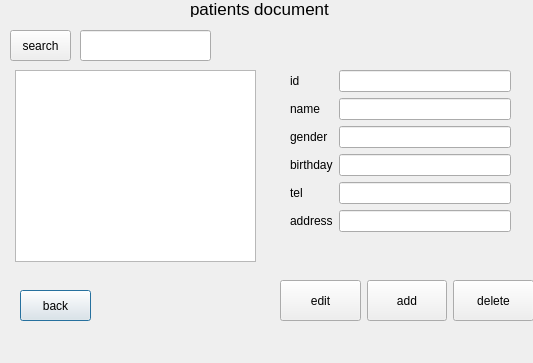
Before: the Qt Designer form patientdialog.ui in itsMahdi/clinic, drawn with Qt 5.
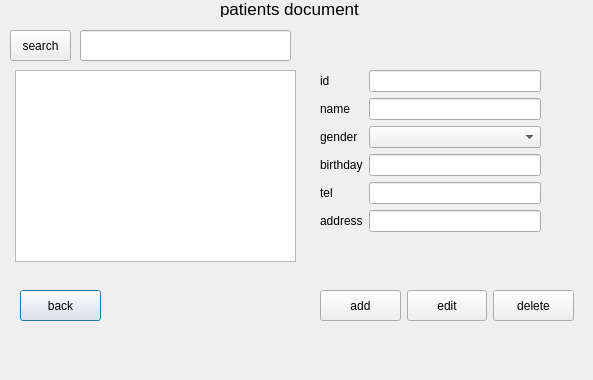
After: the same form once the commit is applied.

What changed in the file:
```diff
--- a/patientdialog.ui
+++ b/patientdialog.ui
@@ -6,8 +6,8 @@
    <rect>
     <x>0</x>
     <y>0</y>
-    <width>533</width>
-    <height>363</height>
+    <width>593</width>
+    <height>380</height>
    </rect>
   </property>
   <property name="windowTitle">
@@ -16,7 +16,7 @@
   <widget class="QWidget" name="layoutWidget">
    <property name="geometry">
     <rect>
-     <x>290</x>
+     <x>320</x>
      <y>70</y>
      <width>221</width>
      <height>191</height>
@@ -50,9 +50,6 @@
       </property>
      </widget>
     </item>
-    <item row="2" column="1">
-     <widget class="QLineEdit" name="lineEdit_gender_pt"/>
-    </item>
     <item row="4" column="0">
      <widget class="QLabel" name="label_tel_pt">
       <property name="text">
@@ -83,6 +80,9 @@
     <item row="3" column="1">
      <widget class="QLineEdit" name="lineEdit_birthday_pt"/>
     </item>
+    <item row="2" column="1">
+     <widget class="QComboBox" name="comboBox_gender"/>
+    </item>
    </layout>
   </widget>
   <widget class="QPushButton" name="pushButton_back_pt">
@@ -90,7 +90,7 @@
     <rect>
      <x>20</x>
      <y>290</y>
-     <width>71</width>
+     <width>81</width>
      <height>31</height>
     </rect>
    </property>
@@ -103,7 +103,7 @@
     <rect>
      <x>80</x>
      <y>30</y>
-     <width>131</width>
+     <width>211</width>
      <height>31</height>
     </rect>
    </property>
@@ -111,7 +111,7 @@
   <widget class="QLabel" name="label_info_pt">
    <property name="geometry">
     <rect>
-     <x>190</x>
+     <x>220</x>
      <y>0</y>
      <width>161</width>
      <height>17</height>
@@ -144,34 +144,21 @@
     <rect>
      <x>15</x>
      <y>70</y>
-     <width>241</width>
+     <width>281</width>
      <height>192</height>
     </rect>
    </property>
   </widget>
-  <widget class="QWidget" name="">
+  <widget class="QWidget" name="layoutWidget">
    <property name="geometry">
     <rect>
-     <x>280</x>
-     <y>280</y>
+     <x>320</x>
+     <y>290</y>
      <width>254</width>
-     <height>41</height>
+     <height>31</height>
     </rect>
    </property>
    <layout class="QHBoxLayout" name="horizontalLayout">
-    <item>
-     <widget class="QPushButton" name="pushButton_edit_pt">
-      <property name="maximumSize">
-       <size>
-        <width>150</width>
-        <height>150</height>
-       </size>
-      </property>
-      <property name="text">
-       <string>edit</string>
-      </property>
-     </widget>
-    </item>
     <item>
      <widget class="QPushButton" name="pushButton_add_pt">
       <property name="maximumSize">
@@ -185,6 +172,19 @@
       </property>
      </widget>
     </item>
+    <item>
+     <widget class="QPushButton" name="pushButton_edit_pt">
+      <property name="maximumSize">
+       <size>
+        <width>150</width>
+        <height>150</height>
+       </size>
+      </property>
+      <property name="text">
+       <string>edit</string>
+      </property>
+     </widget>
+    </item>
     <item>
      <widget class="QPushButton" name="pushButton_delete_pt">
       <property name="maximumSize">
```
